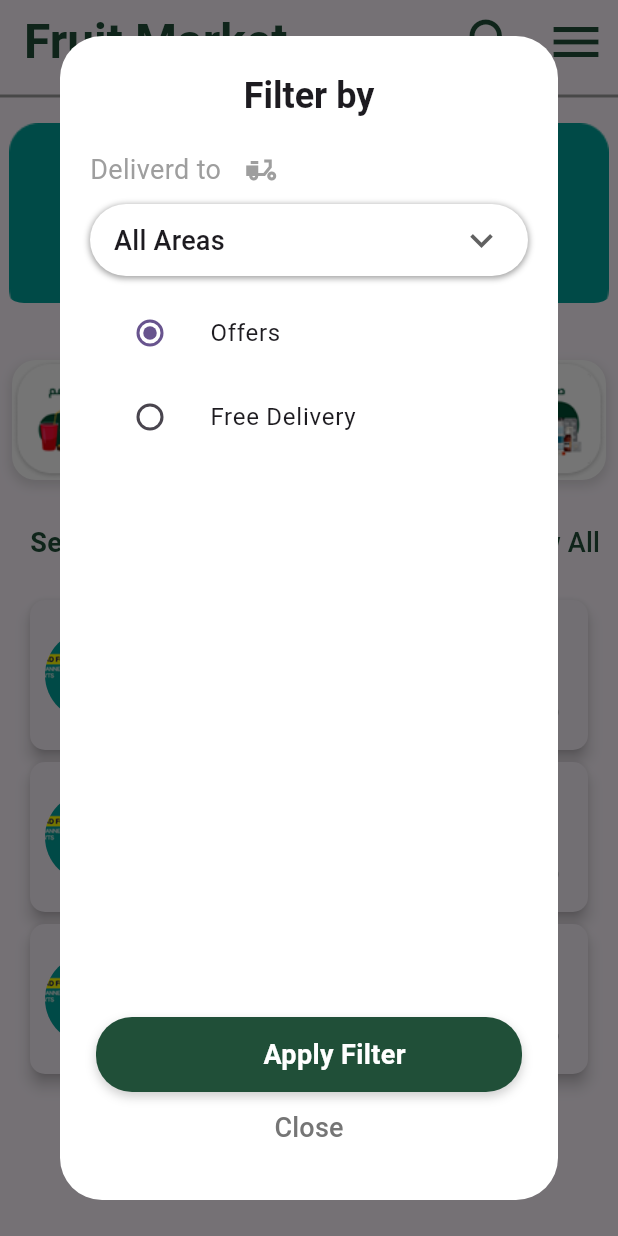
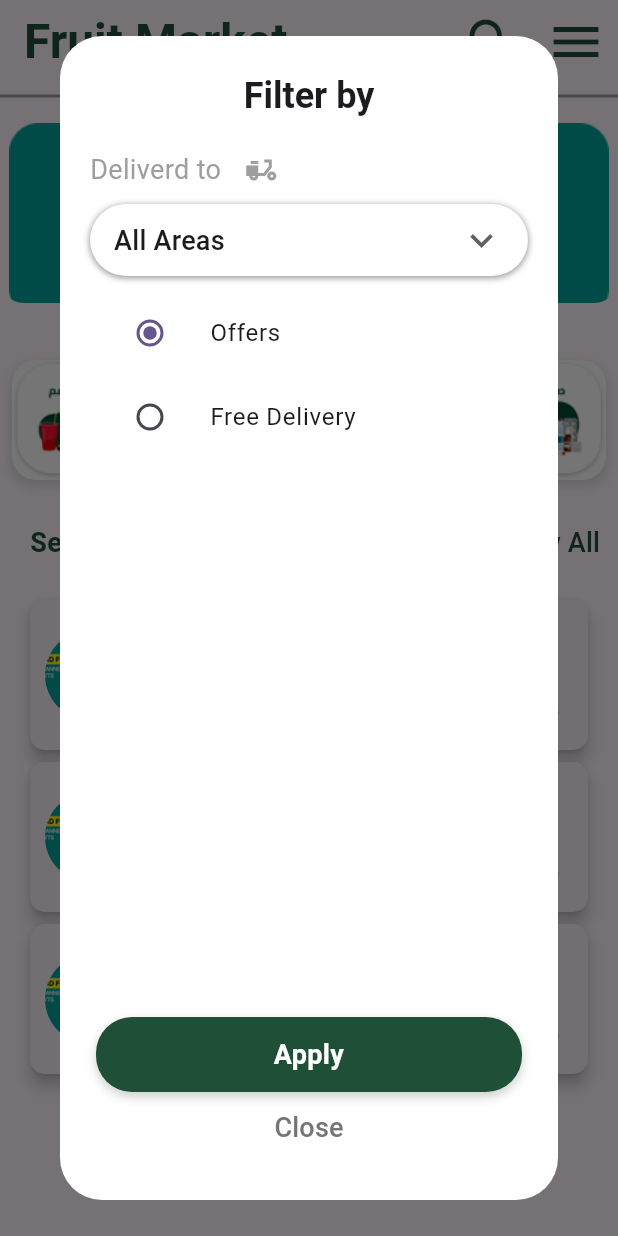
Before and after one commit to elne7/Fruits-App, a Flutter app: the screen it shows after launch, after a tap on the "menu" icon, on a phone screen of 412 x 824 dp. Run offline on Flutter 3.47's test engine with Material 3 defaults, Android fonts, the phone set to English and light mode, and no system bars.

Commit message:
Create custom button with no icon and provide it in the screens that have buttons

```diff
--- a/lib/core/constants/colors.dart
+++ b/lib/core/constants/colors.dart
@@ -1,3 +1,4 @@
 import 'dart:ui';
 
 const Color kPrimaryColor = Color(0xFF204f38);
+const Color kRedColor = Color(0xFFff4a4a);
--- /dev/null
+++ b/lib/core/widgets/custom_no_icon_button.dart
@@ -0,0 +1,48 @@
+import 'package:flutter/material.dart';
+import 'package:fruits_app/core/constants/colors.dart';
+
+class CustomNoIconButton extends StatelessWidget {
+  const CustomNoIconButton({
+    super.key,
+    required this.text,
+    required this.bgColor,
+  });
+
+  final String text;
+  final String bgColor;
+
+  @override
+  Widget build(BuildContext context) {
+    return Container(
+      height: 50,
+      width: MediaQuery.of(context).size.width * 0.8,
+      decoration: BoxDecoration(
+        color:
+            bgColor == 'red'
+                ? kRedColor
+                : bgColor == 'green'
+                ? kPrimaryColor
+                : Colors.white,
+        borderRadius: BorderRadius.circular(24),
+        boxShadow: [
+          BoxShadow(
+            color: Colors.black.withAlpha(50),
+            blurRadius: 5,
+            offset: const Offset(0, 3),
+          ),
+        ],
+      ),
+      child: Center(
+        child: Text(
+          text,
+          textAlign: TextAlign.center,
+          style: TextStyle(
+            fontSize: 18,
+            fontWeight: FontWeight.bold,
+            color: bgColor == 'white' ? kPrimaryColor : Colors.white,
+          ),
+        ),
+      ),
+    );
+  }
+}
--- a/lib/features/home/presentation/widgets/home_view_body.dart
+++ b/lib/features/home/presentation/widgets/home_view_body.dart
@@ -1,11 +1,11 @@
 import 'package:flutter/material.dart';
 import 'package:fruits_app/core/constants/colors.dart';
+import 'package:fruits_app/core/widgets/custom_no_icon_button.dart';
 import 'package:fruits_app/features/home/presentation/widgets/custom_categoies_list.dart';
 import 'package:fruits_app/features/home/presentation/widgets/filter_drop_down_menu.dart';
 import 'package:fruits_app/features/home/presentation/widgets/offers_page_view.dart';
 import 'package:fruits_app/features/home/presentation/widgets/radio_buttons_section.dart';
 import 'package:fruits_app/features/home/presentation/widgets/seller_item.dart';
-import 'package:fruits_app/features/registeration/presentation/widgets/custom_sign_in_button.dart';
 import 'package:fruits_app/features/splash_view/presentation/widgets/switch_points.dart';
 
 class HomeViewBody extends StatefulWidget {
@@ -137,28 +137,11 @@ Future<void> _filterdialogBuilder(BuildContext context) {
             mainAxisAlignment: MainAxisAlignment.center,
             crossAxisAlignment: CrossAxisAlignment.center,
             children: [
-              CustomSignInButton(
-                text: Text(
-                  'Apply Filter',
-                  style: TextStyle(
-                    color: Colors.white,
-                    fontSize: 18,
-                    fontWeight: FontWeight.bold,
-                  ),
-                ),
-                bgColor: kPrimaryColor,
-              ),
+              CustomNoIconButton(text: 'Apply', bgColor: 'green'),
               TextButton(
-                // style: TextButton.styleFrom(
-                //   textStyle: Theme.of(context).textTheme.labelLarge,
-                // ),
                 child: Text(
                   'Close',
-                  style: TextStyle(
-                    fontSize: 18,
-                    color: Colors.grey[600],
-                    // fontWeight: FontWeight.bold,
-                  ),
+                  style: TextStyle(fontSize: 18, color: Colors.grey[600]),
                 ),
                 onPressed: () {
                   Navigator.of(context).pop();
```
Also changed, not shown: lib/features/contact_us/presentation/views/contact_us_view.dart (+2 -12 lines), lib/features/registeration/presentation/views/otp_confirmation_view.dart (+4 -11 lines), lib/features/registeration/presentation/widgets/data_sign_in_view_body.dart (+2 -12 lines), lib/features/registeration/presentation/widgets/login_view_body.dart (+2 -12 lines).
